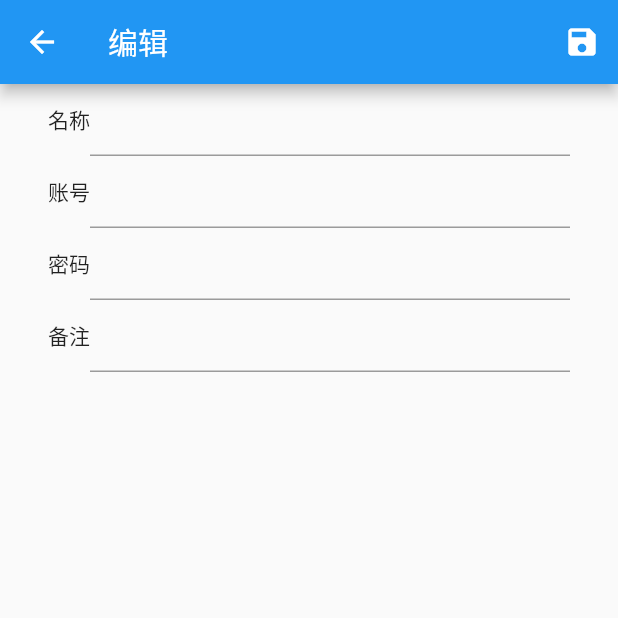
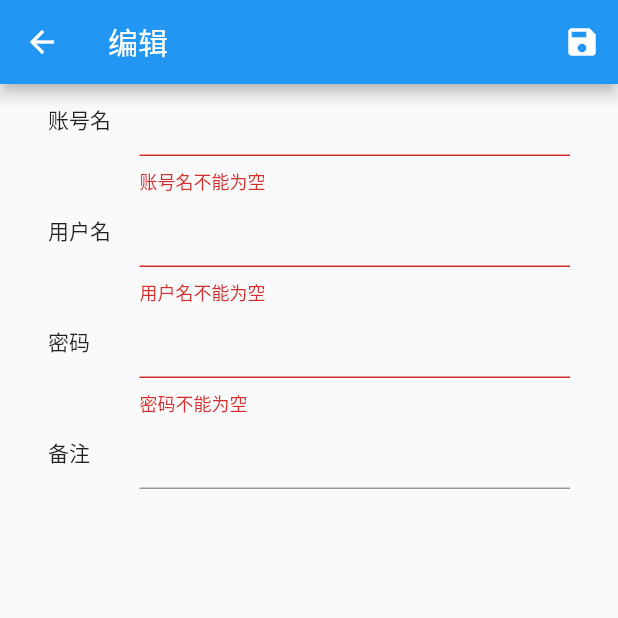
Before and after one commit to AlexZhoushaocheng/my_note, a Flutter app: the AccountEditor screen opened by its route, after a tap on the "save" icon, on a phone screen of 412 x 824 dp, the top half of it. Run offline on Flutter 3.47's test engine with Material 2 defaults, Android fonts, the phone set to English and light mode, and no system bars.

Commit message:
添加密码设置功能

```diff
--- a/lib/editor.dart
+++ b/lib/editor.dart
@@ -4,7 +4,6 @@ import 'package:provider/provider.dart';
 import 'account_model.dart';
 
 class AccountEditor extends StatefulWidget {
-
   static String route = '/edit';
 
   AccountEditor({Key key}) : super(key: key);
@@ -16,24 +15,33 @@ class AccountEditor extends StatefulWidget {
 }
 
 class AccountEditorState extends State<AccountEditor> {
-
-  Account account= Account();
+  Account account = Account();
+  final _formKey = GlobalKey<FormState>();
 
   void onSave() {
-    if(account.id.isNotEmpty)
-    {
-      Provider.of<AccountModel>(context).modify(account);
+    if (_formKey.currentState.validate()) {
+
+      _formKey.currentState.save();
+
+      if (account.id.isNotEmpty) {
+        Provider.of<AccountModel>(context).modify(account);
+      } else {
+        Provider.of<AccountModel>(context).add(account);
+      }
+
+      Navigator.pop(context);
     }
-    else
-    {
-      Provider.of<AccountModel>(context).add(account);
-    }
+  }
 
-    Navigator.pop(context);
-  }
+  //AccountInfoTable accTable;
 
   @override
   Widget build(BuildContext context) {
+    if (ModalRoute.of(context).settings.arguments != null) {
+      account = ModalRoute.of(context).settings.arguments;
+    } else {
+      account.id = '';
+    }
 
     return new Scaffold(
         appBar: new AppBar(
@@ -48,93 +56,165 @@ class AccountEditorState extends State<AccountEditor> {
         body: Center(
           child: Padding(
             padding: EdgeInsets.symmetric(horizontal: 32),
-            child: AccountInfoTable(account:ModalRoute.of(context).settings.arguments, accountChanged:(acc){
-              account = acc;
-              }
+            child: Form(
+              key: _formKey,
+              child: Column(
+                children: <Widget>[
+                  TextFormField(
+                    //账号名
+                    initialValue: account?.account,
+                    onSaved: (v) {
+                      account.account = v;
+                    },
+                    validator: (v) {
+                      String ret;
+                      if (v.isEmpty) {
+                        ret = '账号名不能为空';
+                      }
+                      return ret;
+                    },
+                    decoration: InputDecoration(
+                        icon: SizedBox(
+                      child: Text('账号名'),
+                      width: 45,
+                    )),
+                  ),
+                  TextFormField(
+                    //用户名
+                    initialValue: account?.username,
+                    onSaved: (v) {
+                      account.username = v;
+                    },
+                    validator: (v) {
+                      String ret;
+                      if (v.isEmpty) {
+                        ret = '用户名不能为空';
+                      }
+                      return ret;
+                    },
+                    decoration: InputDecoration(
+                        icon: SizedBox(
+                      child: Text('用户名'),
+                      width: 45,
+                    )),
+                  ),
+                  TextFormField(
+                    //密码
+                    initialValue: account?.password,
+                    onSaved: (v) {
+                      account.password = v;
+                    },
+                    obscureText: true,
+                    validator: (v) {
+                      String ret;
+                      if (v.isEmpty) {
+                        ret = '密码不能为空';
+                      }
+                      return ret;
+                    },
+                    decoration: InputDecoration(
+                        icon: SizedBox(
+                      child: Text('密码'),
+                      width: 45,
+                    )),
+                  ),
+                  TextFormField(
+                    //备注
+                    initialValue: account?.remark,
+                    onSaved: (v) {
+                      account.remark = v;
+                    },
+                    //validator: (v) => '',
+                    decoration: InputDecoration(
+                        icon: SizedBox(
+                      child: Text('备注'),
+                      width: 45,
+                    )),
+                  )
+                ],
               ),
+            ),
           ),
         ));
   }
 }
 
-class AccountInfoTable extends StatelessWidget {
+// class AccountInfoTable extends StatelessWidget {
+//   AccountInfoTable({this.account, this.accountChanged}) {
+//     if (null == account) {
+//       //account = Account(id: '');
+//     }
+//   }
 
-  AccountInfoTable({this.account,this.accountChanged})
-  {
-    if(null == account)
-    {
-      account = Account(id: '');
-    }
-  }
+//   final Account account;
 
-  Account account;
+//   void Function(Account) accountChanged;
 
-  void Function(Account) accountChanged;
+//   void onItemChanged() {
+//     accountChanged(account);
+//   }
 
-  void onItemChanged()
-  {
-    accountChanged(account);
-  }
-
-  @override
-  Widget build(BuildContext context) {
-    return Column(
-      children: <Widget>[
-        Row(
-          children: <Widget>[
-            Text('名称'),
-            Expanded(
-                child: TextField(
-                  controller: TextEditingController(text: account?.account),
-                  decoration: InputDecoration(
-                  //border: OutlineInputBorder(),
-                  //labelText: 'p'
-                  ),
-              onChanged: (data) {
-                account.account = data;
-                onItemChanged();
-              },
-            )),
-          ],
-        ),
-        Row(
-          children: <Widget>[
-            Text('账号'),
-            Expanded(
-              child: TextField(
-                  controller: TextEditingController(text: account?.username),
-                  onChanged: (data) {
-                    account.username = data;
-                    onItemChanged();
-                  }),
-            )
-          ],
-        ),
-        Row(
-          children: <Widget>[
-            Text('密码'),
-            Expanded(
-                child: TextField(
-                    controller: TextEditingController(text: account?.password),
-                    onChanged: (data) {
-                      account.password = data;
-                      onItemChanged();
-                    }))
-          ],
-        ),
-        Row(
-          children: <Widget>[
-            Text('备注'),
-            Expanded(
-                child: TextField(
-                    controller: TextEditingController(text: account?.remark),
-                    onChanged: (data) {
-                      account.remark = data;
-                      onItemChanged();
-                    }))
-          ],
-        )
-      ],
-    );
-  }
-}
+//   @override
+//   Widget build(BuildContext context) {
+//     return Form(
+//       //key: _formKey,
+//       child: Column(
+//       children: <Widget>[
+//         Row(
+//           children: <Widget>[
+//             Text('名称'),
+//             Expanded(
+//                 child: TextFormField(
+//               controller: TextEditingController(text: account?.account),
+//               decoration: InputDecoration(
+//                   //border: OutlineInputBorder(),
+//                   //labelText: 'p'
+//                   ),
+//               onFieldSubmitted: (data) {
+//                 account.account = data;
+//                 onItemChanged();
+//               },
+//             )),
+//           ],
+//         ),
+//         Row(
+//           children: <Widget>[
+//             Text('账号'),
+//             Expanded(
+//               child: TextFormField(
+//                   controller: TextEditingController(text: account?.username),
+//                   onFieldSubmitted: (data) {
+//                     account.username = data;
+//                     onItemChanged();
+//                   }),
+//             )
+//           ],
+//         ),
+//         Row(
+//           children: <Widget>[
+//             Text('密码'),
+//             Expanded(
+//                 child: TextFormField(
+//                     controller: TextEditingController(text: account?.password),
+//                     onFieldSubmitted: (data) {
+//                       account.password = data;
+//                       onItemChanged();
+//                     }))
+//           ],
+//         ),
+//         Row(
+//           children: <Widget>[
+//             Text('备注'),
+//             Expanded(
+//                 child: TextFormField(
+//                     controller: TextEditingController(text: account?.remark),
+//                     onFieldSubmitted: (data) {
+//                       account.remark = data;
+//                       onItemChanged();
+//                     }))
+//           ],
+//         )
+//       ],
+//     ));
+//   }
+// }
--- a/lib/main.dart
+++ b/lib/main.dart
@@ -6,6 +6,7 @@ import 'package:provider/provider.dart';
 import 'editor.dart';
 import 'config_manger.dart';
 import 'data_access_manager.dart';
+import 'setting/setting_widget.dart';
 
 main(List<String> args) async {
 
@@ -23,6 +24,7 @@ main(List<String> args) async {
         MainWidget.route : (context) => new MainWidget(),
         Login.route : (context) => new Login(),
         AccountEditor.route : (context) => new AccountEditor(),
+        SettingWidget.route : (context) => new SettingWidget()
       },
     ),
   ));
--- a/pubspec.yaml
+++ b/pubspec.yaml
@@ -46,6 +46,8 @@ flutter:
   # assets:
   #  - images/a_dot_burr.jpeg
   #  - images/a_dot_ham.jpeg
+  assets:
+   - assets/image/
 
   # An image asset can refer to one or more resolution-specific "variants", see
   # https://flutter.dev/assets-and-images/#resolution-aware.
```
Also changed, not shown: lib/login.dart (+6 -1 lines), lib/main_widget.dart (+57 -12 lines), lib/setting/password_setting.dart (added, +168 -0 lines), lib/setting/setting_widget.dart (added, +50 -0 lines), assets/image/eye_close.png (added), assets/image/eye_open.png (added), 1 other file.
